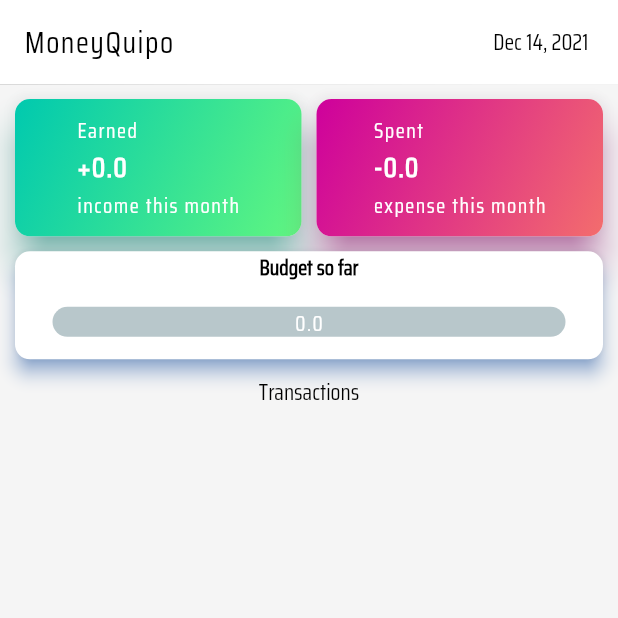
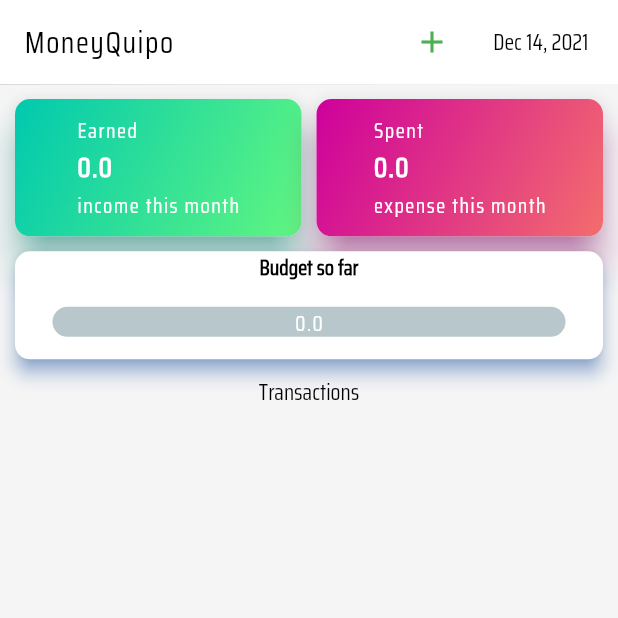
Before and after one commit to ArshadZanin/MoneyQuipo_with_GetX, a Flutter app: the screen it shows after launch, after a tap on "Get Started", on a phone screen of 412 x 824 dp, the top half of it. Run offline on Flutter 3.47's test engine with Material 2 defaults, Android fonts, the phone set to English and light mode, and no system bars; drawn by our look-alikes of percent_indicator; our stand-ins replace flutter_local_notifications, get, lottie, shared_preferences, smooth_page_indicator, sqflite and 1 more; accounts and stored records are empty.

Commit message:
bugs completely solved

```diff
--- a/lib/getx_controller/transactions_controller.dart
+++ b/lib/getx_controller/transactions_controller.dart
@@ -96,6 +96,8 @@ class TransactionController extends GetxController{
       }
     }
     expense = total1.obs;
+
+    debugPrint('data taken');
   }
 
   ///this is used for check the time
@@ -112,4 +114,5 @@ class TransactionController extends GetxController{
     }
   }
 
+
 }
--- a/lib/home.dart
+++ b/lib/home.dart
@@ -11,6 +11,7 @@ import 'package:money_management/color/app_color.dart' as app_color;
 import 'package:money_management/db/database_expense_category.dart';
 import 'package:money_management/db/database_income_category.dart';
 import 'package:money_management/db/database_transaction.dart';
+import 'package:money_management/getx_controller/transactions_controller.dart';
 import 'package:money_management/onboard_anime/onboard_01.dart';
 import 'package:money_management/settings.dart';
 import 'package:money_management/stats.dart';
@@ -27,6 +28,7 @@ class MyHomePage extends StatefulWidget {
 class _MyHomePageState extends State<MyHomePage>
     with SingleTickerProviderStateMixin {
 
+  final values = Get.put(TransactionController());
   final handler = Get.put(DatabaseHandler());
   final handler1 = Get.put(DatabaseHandlerIncomeCategory());
   final handler2 = Get.put(DatabaseHandlerExpenseCategory());
@@ -126,6 +128,7 @@ class _MyHomePageState extends State<MyHomePage>
             },
           ),
           onPressed: () {
+            values.dataTake();
             Navigator.push(
                 context, MaterialPageRoute(builder: (_) => const AddTrans()));
           },
--- a/lib/transaction/add_transaction.dart
+++ b/lib/transaction/add_transaction.dart
@@ -772,6 +772,7 @@ class _AddTransState extends State<AddTrans> {
 
                           await db.insertUser(listOfUser);
                           db.update();
+                          Navigator.pop(context);
                           transactionRefresh.dataTake();
                           // Navigator.pushReplacement(
                           //   context,
@@ -779,7 +780,6 @@ class _AddTransState extends State<AddTrans> {
                           //     builder: (context) => const HomePageAssist(),
                           //   ),
                           // );
-                          Navigator.pop(context);
                         },
                       ) :
                       RaisedButton(
@@ -820,7 +820,7 @@ class _AddTransState extends State<AddTrans> {
                               note: _note!
                           );
                           db.update();
-                          transactionRefresh.dataTake();
+
                           // Navigator.pushReplacement(
                           //   context,
                           //   MaterialPageRoute(
@@ -828,7 +828,7 @@ class _AddTransState extends State<AddTrans> {
                           //   ),
                           // );
                           Navigator.pop(context);
-
+                          transactionRefresh.dataTake();
                         },
                       ),
                     ],
--- a/lib/transactions.dart
+++ b/lib/transactions.dart
@@ -1,5 +1,4 @@
 // Flutter imports:
-import 'package:flutter/cupertino.dart';
 import 'package:flutter/material.dart';
 
 // Package imports:
@@ -87,6 +86,12 @@ class _TransactionState extends State<Transaction> {
       backgroundColor: app_color.back,
       appBar: AppBar(
         actions: [
+          IconButton(onPressed: (){
+            values.dataTake();
+            setState(() {
+
+            });
+            }, icon: Icon(Icons.add,color: Colors.green,)),
           SizedBox(
             width: 100,
             child: Center(
@@ -165,7 +170,7 @@ class _TransactionState extends State<Transaction> {
                     mainColor1: app_color.greenBox1,
                     mainColor2: app_color.greenBox2,
                     heading: 'Earned',
-                    value: '+${values.income}',
+                    value: '${values.income}',
                     name: 'income'
                 ),
                 widgets.boxW(10),
@@ -175,7 +180,7 @@ class _TransactionState extends State<Transaction> {
                     mainColor1: app_color.redBox1,
                     mainColor2: app_color.redBox2,
                     heading: 'Spent',
-                    value: '-${values.expense}',
+                    value: '${values.expense}',
                     name: 'expense'
                 ),
                 widgets.boxW(10),
@@ -276,6 +281,13 @@ class _TransactionState extends State<Transaction> {
                               return ListView.builder(
                                 itemCount: snapshot.data?.length,
                                 itemBuilder: (BuildContext context, int index) {
+                                  if(index - 1 == snapshot.data!.length){
+                                    setState(() {
+
+                                    });
+                                  }
+
+
                                   index = snapshot.data!.length - index - 1;
                                   return Dismissible(
                                     confirmDismiss: (DismissDirection direction) async {
--- a/pubspec.yaml
+++ b/pubspec.yaml
@@ -15,7 +15,7 @@ publish_to: 'none' # Remove this line if you wish to publish to pub.dev
 # In iOS, build-name is used as CFBundleShortVersionString while build-number used as CFBundleVersion.
 # Read more about iOS versioning at
 # https://developer.apple.com/library/archive/documentation/General/Reference/InfoPlistKeyReference/Articles/CoreFoundationKeys.html
-version: 1.0.7+7
+version: 1.0.8+8
 
 environment:
   sdk: ">=2.12.0 <3.0.0"
```
